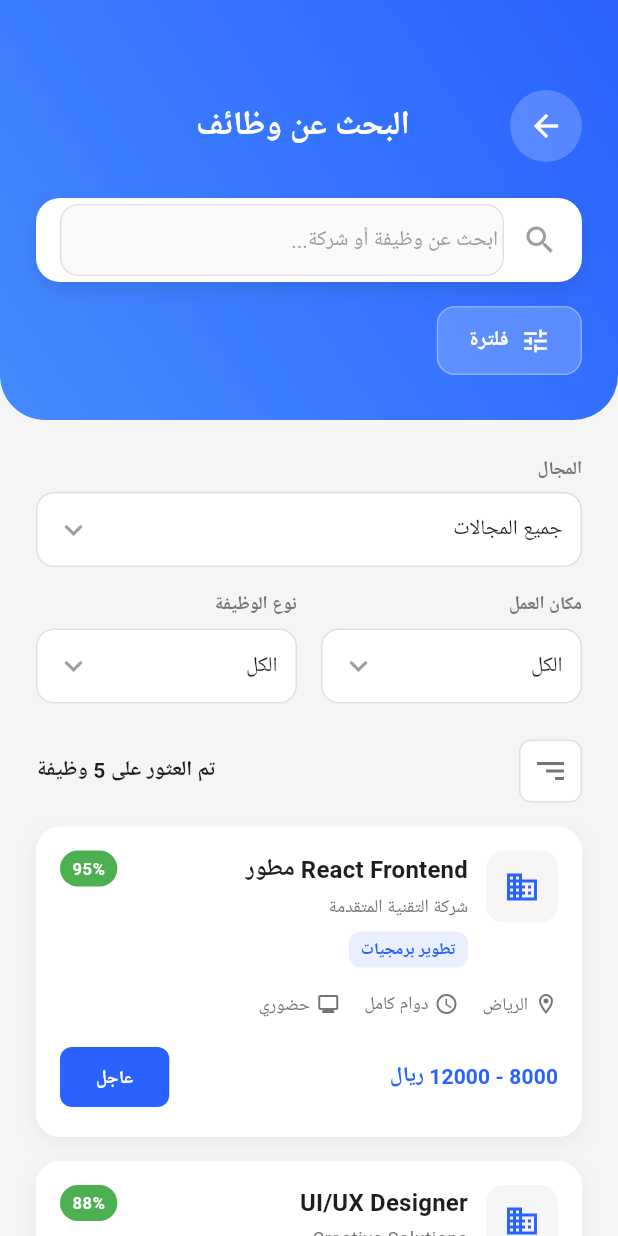
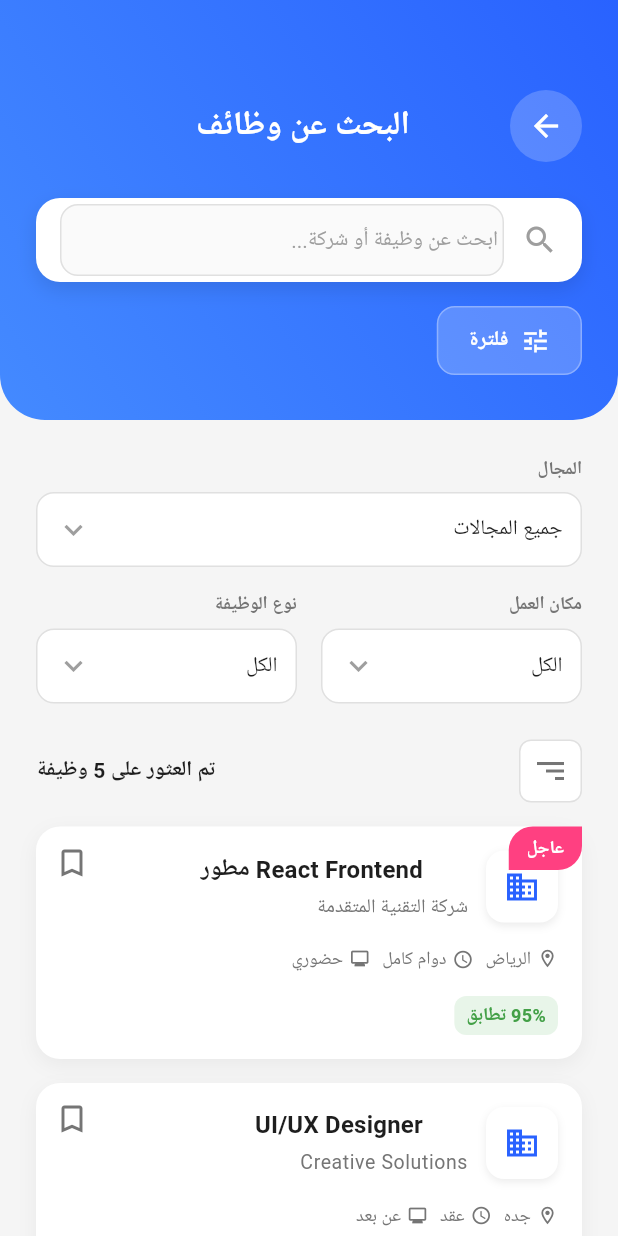
Before and after one commit to Saeed-Qatan/GO-WORK, a Flutter app: the SearchView screen opened directly, on a phone screen of 412 x 824 dp. Run offline on Flutter 3.47's test engine with Material 3 defaults, Android fonts, the phone set to English and light mode, and no system bars; our stand-ins replace file_picker, google_fonts, shared_preferences; accounts and stored records are empty; network calls fail; Roboto replaces fonts that are missing (Cairo).

Commit message:
build search screen

```diff
--- a/lib/view/search_view.dart
+++ b/lib/view/search_view.dart
@@ -3,7 +3,7 @@ import 'package:provider/provider.dart';
 import '../viewmodel/search_view_model.dart';
 import '../widget/custom_search_header.dart';
 import '../widget/filter_dropdown.dart';
-import '../widget/job_card.dart';
+import '../widget/search_job_card.dart';
 import '../theme/app_colors.dart';
 
 class SearchView extends StatefulWidget {
@@ -162,10 +162,10 @@ class _SearchViewState extends State<SearchView> {
                             physics: const NeverScrollableScrollPhysics(),
                             itemCount: viewModel.jobs.length,
                             itemBuilder: (context, index) {
-                              return JobCard(
+                              return SearchJobCard(
                                 job: viewModel.jobs[index],
-                                applyButtonText:
-                                    'عاجل', // Matching screenshot badge style roughly
+                                isUrgent: index == 0,
+                                showBookmark: true,
                               );
                             },
                           ),
--- /dev/null
+++ b/lib/widget/search_job_card.dart
@@ -0,0 +1,233 @@
+import 'package:flutter/material.dart';
+import '../theme/app_colors.dart';
+import '../model/home_model.dart';
+
+class SearchJobCard extends StatelessWidget {
+  final JobModel job;
+  final bool isUrgent;
+  final bool showBookmark;
+  final VoidCallback? onTap;
+
+  const SearchJobCard({
+    super.key,
+    required this.job,
+    this.isUrgent = false,
+    this.showBookmark = true,
+    this.onTap,
+  });
+
+  @override
+  Widget build(BuildContext context) {
+    return GestureDetector(
+      onTap: onTap,
+      child: Container(
+        margin: const EdgeInsets.only(bottom: 16),
+        decoration: BoxDecoration(
+          color: Colors.white,
+          borderRadius: BorderRadius.circular(16),
+          boxShadow: [
+            BoxShadow(
+              color: Colors.black.withValues(alpha: 0.05),
+              blurRadius: 10,
+              offset: const Offset(0, 4),
+            ),
+          ],
+        ),
+        child: Stack(
+          children: [
+            Padding(
+              padding: const EdgeInsets.all(16),
+              child: Column(
+                crossAxisAlignment: CrossAxisAlignment.start,
+                children: [
+                  Row(
+                    crossAxisAlignment: CrossAxisAlignment.start,
+                    children: [
+                      // Company Logo
+                      Container(
+                        width: 48,
+                        height: 48,
+                        decoration: BoxDecoration(
+                          color: Colors.white,
+                          borderRadius: BorderRadius.circular(12),
+                          boxShadow: [
+                            BoxShadow(
+                              color: Colors.grey.withValues(alpha: 0.2),
+                              blurRadius: 4,
+                              offset: const Offset(0, 2),
+                            ),
+                          ],
+                        ),
+                        child: job.companyLogoUrl.isNotEmpty
+                            ? ClipRRect(
+                                borderRadius: BorderRadius.circular(12),
+                                child: Image.network(
+                                  job.companyLogoUrl,
+                                  fit: BoxFit.cover,
+                                ),
+                              )
+                            : const Icon(
+                                Icons.business,
+                                color: AppColors.primary,
+                              ),
+                      ),
+                      const SizedBox(width: 12),
+
+                      // Job Info
+                      Expanded(
+                        child: Column(
+                          crossAxisAlignment: CrossAxisAlignment.start,
+                          children: [
+                            Padding(
+                              padding: const EdgeInsets.only(
+                                right: 30.0,
+                              ), // Space for bookmark
+                              child: Text(
+                                job.title,
+                                style: Theme.of(context).textTheme.titleMedium
+                                    ?.copyWith(
+                                      fontWeight: FontWeight.bold,
+                                      color: AppColors.textPrimary,
+                                      fontSize: 16,
+                                    ),
+                                maxLines: 2,
+                                overflow: TextOverflow.ellipsis,
+                              ),
+                            ),
+                            const SizedBox(height: 4),
+                            Text(
+                              job.company,
+                              style: Theme.of(context).textTheme.bodySmall
+                                  ?.copyWith(
+                                    color: AppColors.textSecondary,
+                                    fontSize: 13,
+                                  ),
+                            ),
+                          ],
+                        ),
+                      ),
+                    ],
+                  ),
+
+                  const SizedBox(height: 16),
+
+                  // Tags Row
+                  Wrap(
+                    spacing: 8,
+                    runSpacing: 8,
+                    children: [
+                      _buildTag(
+                        context,
+                        icon: Icons.location_on_outlined,
+                        text: job.location,
+                      ),
+                      _buildTag(
+                        context,
+                        icon: Icons.access_time,
+                        text: job.type,
+                      ),
+                      _buildTag(
+                        context,
+                        icon: Icons.monitor,
+                        text: job.workMode,
+                      ),
+                    ],
+                  ),
+
+                  const SizedBox(height: 16),
+
+                  // Footer: Salary and Match
+                  Row(
+                    mainAxisAlignment: MainAxisAlignment.spaceBetween,
+                    children: [
+                      // Match Percentage (Green Badge)
+                      Container(
+                        padding: const EdgeInsets.symmetric(
+                          horizontal: 8,
+                          vertical: 4,
+                        ),
+                        decoration: BoxDecoration(
+                          color: const Color(0xFFE8F5E9), // Light Green
+                          borderRadius: BorderRadius.circular(8),
+                        ),
+                        child: Text(
+                          '${job.matchPercentage}% تطابق',
+                          style: const TextStyle(
+                            color: Color(0xFF43A047), // Darker Green
+                            fontSize: 12,
+                            fontWeight: FontWeight.bold,
+                          ),
+                        ),
+                      ),
+                    ],
+                  ),
+                ],
+              ),
+            ),
+
+            // Bookmark Icon
+            if (showBookmark)
+              PositionedDirectional(
+                top: 12,
+                end: 12,
+                child: const Icon(
+                  Icons.bookmark_border,
+                  color: AppColors.textSecondary,
+                  size: 24,
+                ),
+              ),
+
+            // Urgent Badge
+            if (isUrgent)
+              PositionedDirectional(
+                top: 0,
+                start: 0,
+                child: Container(
+                  padding: const EdgeInsets.symmetric(
+                    horizontal: 12,
+                    vertical: 6,
+                  ),
+                  decoration: const BoxDecoration(
+                    color: Color(0xFFFF4081), // Pink/Red
+                    borderRadius: BorderRadius.only(
+                      topLeft: Radius.circular(16),
+                      bottomRight: Radius.circular(16),
+                    ),
+                  ),
+                  child: const Text(
+                    'عاجل',
+                    style: TextStyle(
+                      color: Colors.white,
+                      fontSize: 12,
+                      fontWeight: FontWeight.bold,
+                    ),
+                  ),
+                ),
+              ),
+          ],
+        ),
+      ),
+    );
+  }
+
+  Widget _buildTag(
+    BuildContext context, {
+    required IconData icon,
+    required String text,
+  }) {
+    return Row(
+      mainAxisSize: MainAxisSize.min,
+      children: [
+        Icon(icon, size: 14, color: AppColors.textSecondary),
+        const SizedBox(width: 4),
+        Text(
+          text,
+          style: Theme.of(context).textTheme.bodySmall?.copyWith(
+            color: AppColors.textSecondary,
+            fontSize: 12,
+          ),
+        ),
+      ],
+    );
+  }
+}
```
